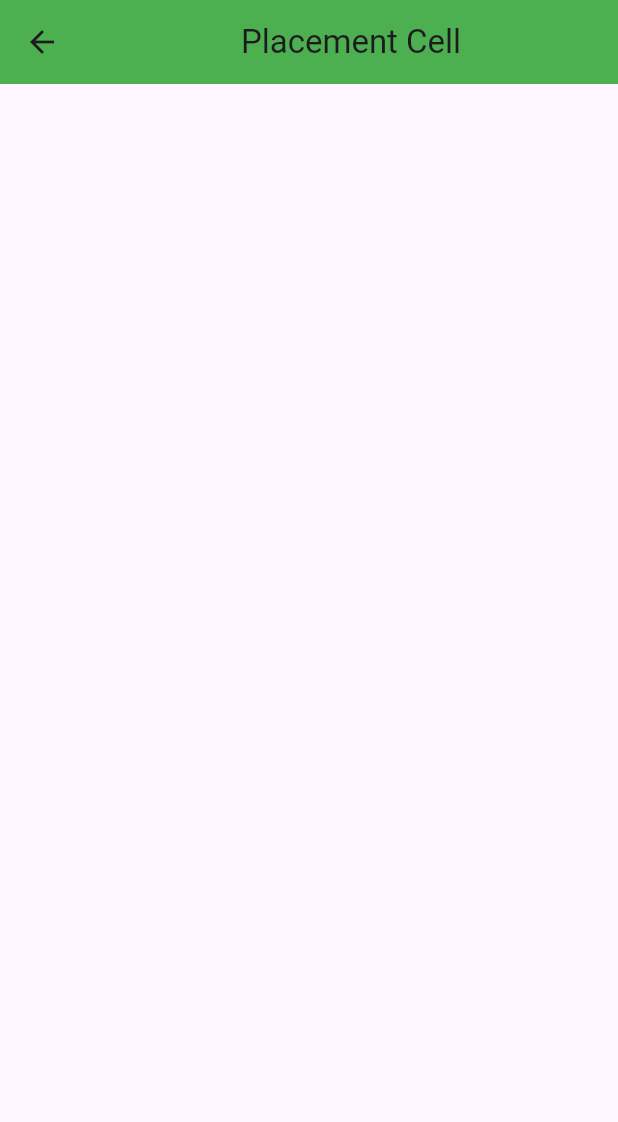
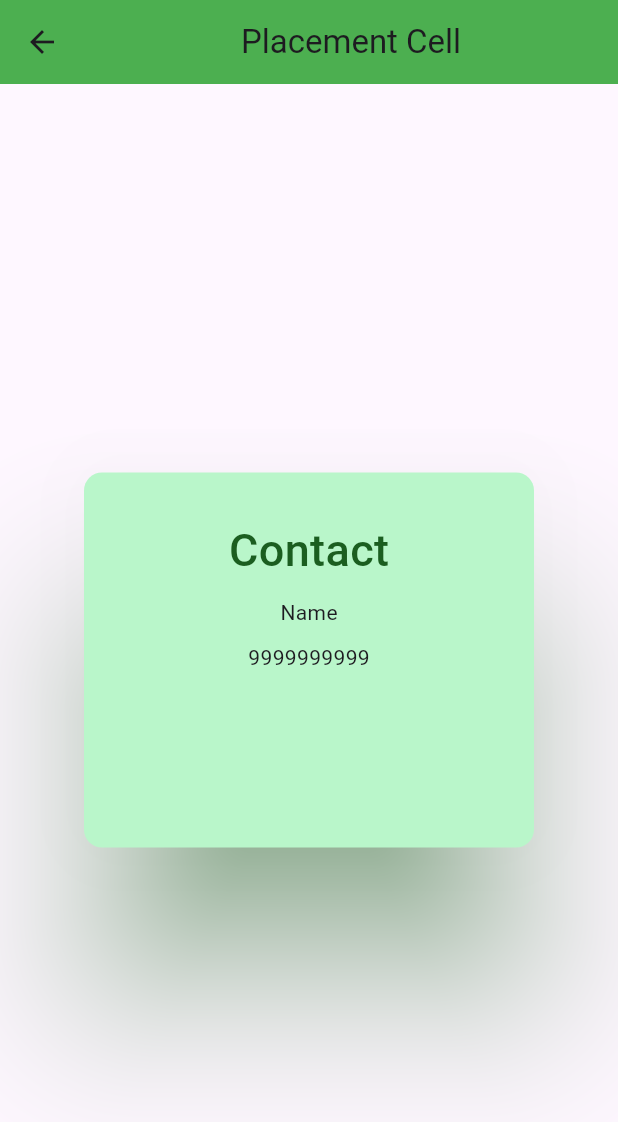
Before and after one commit to ayshafaida/placement, a Flutter app: the Placement_cell screen opened directly, on a phone screen of 412 x 824 dp. Shown: the top 1122 px of the screen. Run offline on Flutter 3.47's test engine with Material 3 defaults, Android fonts, the phone set to English and light mode, and no system bars.

Commit message:
third commit

```diff
--- a/lib/main.dart
+++ b/lib/main.dart
@@ -15,7 +15,7 @@ class MyApp extends StatelessWidget {
     return MaterialApp(
       debugShowCheckedModeBanner: false,
       home:Login(),
-      // home:Jobdetails(),
+      // home:Placement_cell(),
     );
   }
 }
@@ -81,7 +81,7 @@ class _LoginState extends State<Login> {
                   decoration: InputDecoration(
                       border: OutlineInputBorder(),
                       labelText: 'Password',
-                      hintText: 'Enter secure password'),
+                      hintText: 'Create a secure password'),
                       validator: (value) {
                         if(value==null || value.isEmpty) {
                           return 'Enter your password';
--- a/lib/myprofile.dart
+++ b/lib/myprofile.dart
@@ -20,8 +20,9 @@ class myprofile extends StatelessWidget {
       //   )
       // ],)
       // )
-      backgroundColor: Colors.blueGrey,
+      backgroundColor: const Color.fromARGB(255, 73, 89, 97),
       body: SafeArea(
+        child: SingleChildScrollView(
           child: Column(
         children: [
           Container(
@@ -172,6 +173,6 @@ class myprofile extends StatelessWidget {
           //],
           ),
       //  )
-    );
+     ) );
   }
 }
--- a/lib/placementcell.dart
+++ b/lib/placementcell.dart
@@ -12,7 +12,50 @@ class Placement_cell extends StatelessWidget {
             child: const Text('Placement Cell'),
           ),
       ),
-
+       body: Center(
+        /** Card Widget **/
+        child: Card(
+          elevation: 50,
+          shadowColor: Colors.green,
+          color: Colors.greenAccent[100],
+          child: SizedBox(
+            width: 300,
+            height: 250,
+            child: Padding(
+              padding: const EdgeInsets.all(20.0),
+              child: Column(
+                children: [
+                  const SizedBox(
+                    height: 10,
+                  ),
+                  Text(
+                    'Contact',
+                    style: TextStyle(
+                      fontSize: 30,
+                      color: Colors.green[900],
+                      fontWeight: FontWeight.w500,
+                    ),
+                  ),
+                  const SizedBox(
+                    height: 10,
+                  ),
+                  Text('Name'),
+                  const SizedBox(
+                    height: 10,
+                  ),
+                  Text('9999999999'),
+                  const SizedBox(
+                    height: 10,
+                  ),
+                  SizedBox(
+                    width: 100,
+                  )
+                ],
+              ),
+            ),
+          ),
+        ),
+      ),
     );
   }
 }
--- a/lib/signup.dart
+++ b/lib/signup.dart
@@ -151,16 +151,15 @@ class _SignupState extends State<Signup> {
               const SizedBox(
                 height: 10,
               ),
-              const Text('Password'),
+              const Text('Register No.'),
               const SizedBox(
                 height: 5,
               ),
               TextField(
                 // controller: nameController,
-                obscureText: true,
                 decoration: const InputDecoration(
                   border: OutlineInputBorder(),
-                  hintText: 'Enter your password',
+                  hintText: 'Enter your register no.',
                 ),
               ),
               //some space between name and email
```
